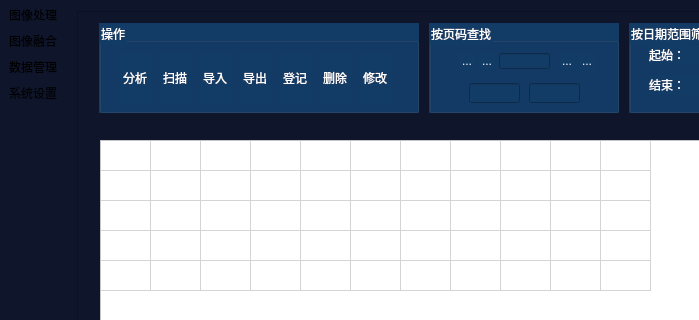
The window that IRProc/IRProc/IRProc.ui (seafrog1984/QTIRProc) describes before a commit, drawn with Qt 5; both pictures show x 0 to 699 and y 0 to 320 of the 1442 by 782 pixel window.
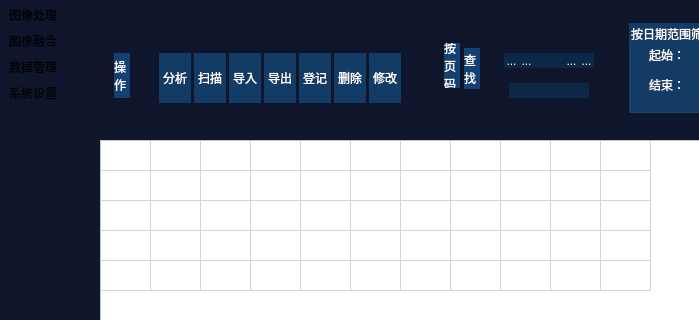
The same window after the commit. The open tabs and pages were chosen to show the change. Icons and pictures are not drawn. Custom widgets are drawn as their Qt base class.

Diff of the .ui file:
```diff
--- a/IRProc/IRProc/IRProc.ui
+++ b/IRProc/IRProc/IRProc.ui
@@ -2661,7 +2661,7 @@
            <widget class="QGroupBox" name="groupBox_10">
             <property name="geometry">
              <rect>
-              <x>10</x>
+              <x>0</x>
               <y>0</y>
               <width>320</width>
               <height>90</height>
@@ -2680,15 +2680,17 @@
              </size>
             </property>
             <property name="styleSheet">
-             <string notr="true">background-color: rgb(18, 59, 101);</string>
+             <string notr="true">background-color: rgb(15, 21, 42);
+background-image: url(:/IRProc/Txcl-bg);
+border:0px;</string>
             </property>
             <property name="title">
-             <string>操作</string>
+             <string/>
             </property>
             <widget class="QToolButton" name="toolButton_26">
              <property name="geometry">
               <rect>
-               <x>20</x>
+               <x>70</x>
                <y>30</y>
                <width>32</width>
                <height>50</height>
@@ -2707,8 +2709,8 @@
               </size>
              </property>
              <property name="styleSheet">
-              <string notr="true">background-color: rgb(18, 59, 101);
-border:0px solid;</string>
+              <string notr="true">background-image: url();
+background-color: rgb(18, 59, 101);</string>
              </property>
              <property name="text">
               <string>分析</string>
@@ -2730,7 +2732,7 @@
             <widget class="QToolButton" name="toolButton_27">
              <property name="geometry">
               <rect>
-               <x>60</x>
+               <x>105</x>
                <y>30</y>
                <width>32</width>
                <height>50</height>
@@ -2749,8 +2751,8 @@
               </size>
              </property>
              <property name="styleSheet">
-              <string notr="true">background-color: rgb(18, 59, 101);
-border:0px solid;</string>
+              <string notr="true">background-image: url();
+background-color: rgb(18, 59, 101);</string>
              </property>
              <property name="text">
               <string>扫描</string>
@@ -2772,7 +2774,7 @@
             <widget class="QToolButton" name="toolButton_28">
              <property name="geometry">
               <rect>
-               <x>100</x>
+               <x>140</x>
                <y>30</y>
                <width>32</width>
                <height>50</height>
@@ -2791,8 +2793,8 @@
               </size>
              </property>
              <property name="styleSheet">
-              <string notr="true">background-color: rgb(18, 59, 101);
-border:0px solid;</string>
+              <string notr="true">background-image: url();
+background-color: rgb(18, 59, 101);</string>
              </property>
              <property name="text">
               <string>导入</string>
@@ -2814,7 +2816,7 @@
             <widget class="QToolButton" name="toolButton_29">
              <property name="geometry">
               <rect>
-               <x>140</x>
+               <x>175</x>
                <y>30</y>
                <width>32</width>
                <height>50</height>
@@ -2833,8 +2835,8 @@
               </size>
              </property>
              <property name="styleSheet">
-              <string notr="true">background-color: rgb(18, 59, 101);
-border:0px solid;</string>
+              <string notr="true">background-image: url();
+background-color: rgb(18, 59, 101);</string>
              </property>
              <property name="text">
               <string>导出</string>
@@ -2856,7 +2858,7 @@
             <widget class="QToolButton" name="toolButton_31">
              <property name="geometry">
               <rect>
-               <x>220</x>
+               <x>245</x>
                <y>30</y>
                <width>32</width>
                <height>50</height>
@@ -2875,8 +2877,8 @@
               </size>
              </property>
              <property name="styleSheet">
-              <string notr="true">background-color: rgb(18, 59, 101);
-border:0px solid;</string>
+              <string notr="true">background-image: url();
+background-color: rgb(18, 59, 101);</string>
              </property>
              <property name="text">
               <string>删除</string>
@@ -2898,7 +2900,7 @@
             <widget class="QToolButton" name="toolButton_30">
              <property name="geometry">
               <rect>
-               <x>180</x>
+               <x>210</x>
                <y>30</y>
                <width>32</width>
                <height>50</height>
@@ -2917,8 +2919,8 @@
               </size>
              </property>
              <property name="styleSheet">
-              <string notr="true">background-color: rgb(18, 59, 101);
-border:0px solid;</string>
+              <string notr="true">background-image: url();
+background-color: rgb(18, 59, 101);</string>
              </property>
              <property name="text">
               <string>登记</string>
@@ -2940,7 +2942,7 @@
             <widget class="QToolButton" name="toolButton_32">
              <property name="geometry">
               <rect>
-               <x>260</x>
+               <x>280</x>
                <y>30</y>
                <width>32</width>
                <height>50</height>
@@ -2959,8 +2961,8 @@
               </size>
              </property>
              <property name="styleSheet">
-              <string notr="true">background-color: rgb(18, 59, 101);
-border:0px solid;</string>
+              <string notr="true">background-image: url();
+background-color: rgb(18, 59, 101);</string>
              </property>
              <property name="text">
               <string>修改</string>
@@ -2986,13 +2988,31 @@
               <enum>Qt::ToolButtonTextUnderIcon</enum>
              </property>
             </widget>
+            <widget class="QLabel" name="label_25">
+             <property name="geometry">
+              <rect>
+               <x>25</x>
+               <y>30</y>
+               <width>16</width>
+               <height>45</height>
+              </rect>
+             </property>
+             <property name="styleSheet">
+              <string notr="true">background-image: url();
+background-color: rgb(19, 65, 115);</string>
+             </property>
+             <property name="text">
+              <string>操
+作</string>
+             </property>
+            </widget>
            </widget>
            <widget class="QGroupBox" name="groupBox_11">
             <property name="geometry">
              <rect>
-              <x>340</x>
+              <x>325</x>
               <y>0</y>
-              <width>190</width>
+              <width>200</width>
               <height>90</height>
              </rect>
             </property>
@@ -3009,24 +3029,26 @@
              </size>
             </property>
             <property name="styleSheet">
-             <string notr="true">background-color: rgb(18, 59, 101);</string>
+             <string notr="true">background-color: rgb(15, 21, 42);
+background-image: url(:/IRProc/DataBg2);
+border:0px;</string>
             </property>
             <property name="title">
-             <string>按页码查找</string>
+             <string/>
             </property>
             <widget class="QLineEdit" name="lineEdit">
              <property name="geometry">
               <rect>
-               <x>70</x>
+               <x>120</x>
                <y>30</y>
-               <width>51</width>
-               <height>16</height>
+               <width>30</width>
+               <height>15</height>
               </rect>
              </property>
              <property name="minimumSize">
               <size>
                <width>0</width>
-               <height>16</height>
+               <height>15</height>
               </size>
              </property>
              <property name="maximumSize">
@@ -3035,30 +3057,37 @@
                <height>16</height>
               </size>
              </property>
+             <property name="styleSheet">
+              <string notr="true">background-image: url();
+background-color: rgb(12,40,70);
+border-image: url(:/IRProc/Pro-Rect1);</string>
+             </property>
             </widget>
             <widget class="QToolButton" name="toolButton_33">
              <property name="geometry">
               <rect>
-               <x>50</x>
+               <x>105</x>
                <y>30</y>
-               <width>16</width>
-               <height>16</height>
+               <width>15</width>
+               <height>15</height>
               </rect>
              </property>
              <property name="minimumSize">
               <size>
-               <width>16</width>
-               <height>16</height>
+               <width>15</width>
+               <height>15</height>
               </size>
              </property>
              <property name="maximumSize">
               <size>
-               <width>16</width>
-               <height>16</height>
+               <width>15</width>
+               <height>15</height>
               </size>
              </property>
              <property name="styleSheet">
-              <string notr="true">border:0px</string>
+              <string notr="true">background-image: url();
+background-color: rgb(12,40,70);
+border-image: url(:/IRProc/Pro-Rect1);</string>
              </property>
              <property name="text">
               <string>...</string>
@@ -3071,26 +3100,28 @@
             <widget class="QToolButton" name="toolButton_34">
              <property name="geometry">
               <rect>
-               <x>30</x>
+               <x>90</x>
                <y>30</y>
-               <width>16</width>
-               <height>16</height>
+               <width>15</width>
+               <height>15</height>
               </rect>
              </property>
              <property name="minimumSize">
               <size>
-               <width>16</width>
-               <height>16</height>
+               <width>15</width>
+               <height>15</height>
               </size>
              </property>
              <property name="maximumSize">
               <size>
-               <width>16</width>
-               <height>16</height>
+               <width>15</width>
+               <height>15</height>
               </size>
              </property>
              <property name="styleSheet">
-              <string notr="true">border:0px</string>
+              <string notr="true">background-image: url();
+background-color: rgb(12,40,70);
+border-image: url(:/IRProc/Pro-Rect1);</string>
              </property>
              <property name="text">
               <string>...</string>
@@ -3103,26 +3134,28 @@
             <widget class="QToolButton" name="toolButton_35">
              <property name="geometry">
               <rect>
-               <x>130</x>
+               <x>150</x>
                <y>30</y>
-               <width>16</width>
-               <height>16</height>
+               <width>15</width>
+               <height>15</height>
               </rect>
              </property>
              <property name="minimumSize">
               <size>
-               <width>16</width>
-               <height>16</height>
+               <width>15</width>
+               <height>15</height>
               </size>
              </property>
              <property name="maximumSize">
               <size>
-               <width>16</width>
-               <height>16</height>
+               <width>15</width>
+               <height>15</height>
               </size>
              </property>
              <property name="styleSheet">
-              <string notr="true">border:0px</string>
+              <string notr="true">background-image: url();
+background-color: rgb(12,40,70);
+border-image: url(:/IRProc/Pro-Rect1);</string>
              </property>
              <property name="text">
               <string>...</string>
@@ -3135,26 +3168,28 @@
             <widget class="QToolButton" name="toolButton_36">
              <property name="geometry">
               <rect>
-               <x>150</x>
+               <x>165</x>
                <y>30</y>
-               <width>16</width>
-               <height>16</height>
+               <width>15</width>
+               <height>15</height>
               </rect>
              </property>
              <property name="minimumSize">
               <size>
-               <width>16</width>
-               <height>16</height>
+               <width>15</width>
+               <height>15</height>
               </size>
              </property>
              <property name="maximumSize">
               <size>
-               <width>16</width>
-               <height>16</height>
+               <width>15</width>
+               <height>15</height>
               </size>
              </property>
              <property name="styleSheet">
-              <string notr="true">border:0px</string>
+              <string notr="true">background-image: url();
+background-color: rgb(12,40,70);
+border-image: url(:/IRProc/Pro-Rect1);</string>
              </property>
              <property name="text">
               <string>...</string>
@@ -3167,21 +3202,68 @@
             <widget class="QLineEdit" name="lineEdit_2">
              <property name="geometry">
               <rect>
-               <x>40</x>
+               <x>95</x>
                <y>60</y>
-               <width>51</width>
-               <height>20</height>
+               <width>40</width>
+               <height>15</height>
               </rect>
              </property>
+             <property name="styleSheet">
+              <string notr="true">background-image: url();
+background-color: rgb(12,40,70);
+border-image: url(:/IRProc/Pro-Rect1);</string>
+             </property>
             </widget>
             <widget class="QLineEdit" name="lineEdit_3">
              <property name="geometry">
               <rect>
-               <x>100</x>
+               <x>135</x>
                <y>60</y>
-               <width>51</width>
-               <height>20</height>
+               <width>40</width>
+               <height>15</height>
               </rect>
+             </property>
+             <property name="styleSheet">
+              <string notr="true">background-image: url();
+background-color: rgb(12,40,70);
+border-image: url(:/IRProc/Pro-Rect1);</string>
+             </property>
+            </widget>
+            <widget class="QLabel" name="label_26">
+             <property name="geometry">
+              <rect>
+               <x>30</x>
+               <y>20</y>
+               <width>16</width>
+               <height>45</height>
+              </rect>
+             </property>
+             <property name="styleSheet">
+              <string notr="true">background-image: url();
+background-color: rgb(19, 65, 115);</string>
+             </property>
+             <property name="text">
+              <string>按
+页
+码</string>
+             </property>
+            </widget>
+            <widget class="QLabel" name="label_27">
+             <property name="geometry">
+              <rect>
+               <x>50</x>
+               <y>25</y>
+               <width>16</width>
+               <height>41</height>
+              </rect>
+             </property>
+             <property name="styleSheet">
+              <string notr="true">background-image: url();
+background-color: rgb(19, 65, 115);</string>
+             </property>
+             <property name="text">
+              <string>查
+找</string>
              </property>
             </widget>
            </widget>
```
Left out of the diff: 2 changed lines with no effect on the pictures.
